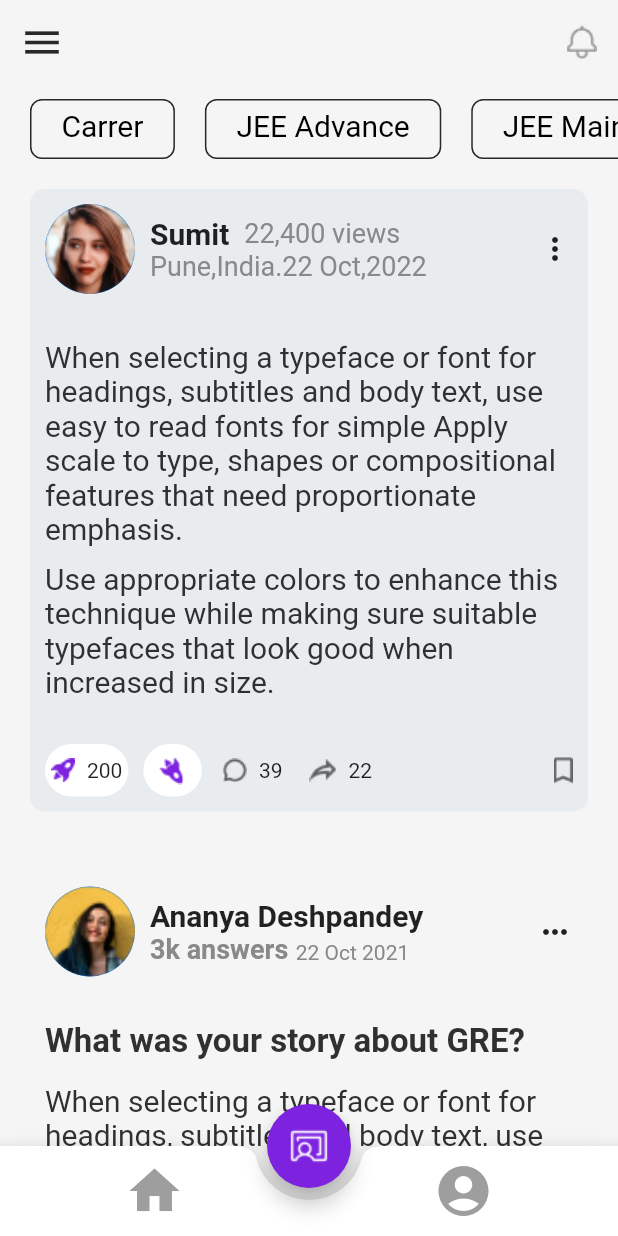
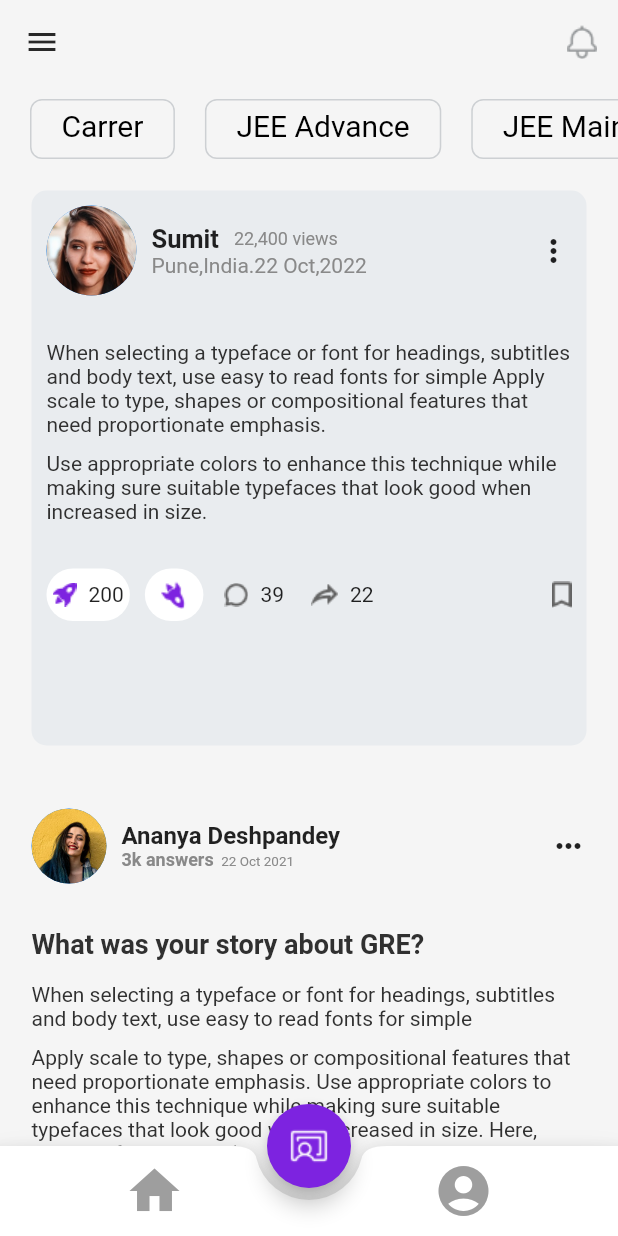
Before and after one commit to saurabhraturi2000/Assignment, a Flutter app: the screen it shows after launch, on a phone screen of 412 x 824 dp. Run offline on Flutter 3.47's test engine with Material 2 defaults, Android fonts, the phone set to English and light mode, and no system bars.

Commit message:
updated UI

```diff
--- a/lib/project.dart
+++ b/lib/project.dart
@@ -1,7 +1,6 @@
 import 'package:flutter/material.dart';
 import 'package:flutter_project/widgets/second_widget.dart';
 import 'package:flutter_project/widgets/selector.dart';
-import 'package:flutter_project/widgets/third_widget.dart';
 
 import 'widgets/first_widget.dart';
 
@@ -16,14 +15,18 @@ class HomePage extends StatelessWidget {
         leading: const Icon(
           Icons.menu,
           color: Color(0xff282828),
-          size: 30,
+          size: 24,
         ),
         actions: [
           IconButton(
-            icon: Image.asset('assets/Vector.png'),
+            icon: Image.asset(
+              'assets/Vector.png',
+              height: 24,
+              width: 24,
+            ),
             onPressed: () {},
             color: const Color(0xff929597),
-            iconSize: 30,
+            iconSize: 24,
           ),
         ],
         elevation: 0,
@@ -37,7 +40,7 @@ class HomePage extends StatelessWidget {
           Divider(
             thickness: 2,
           ),
-          ThirdWidget(),
+          SecondWidget(),
           Divider(
             thickness: 2,
           ),
--- a/lib/widgets/first_widget.dart
+++ b/lib/widgets/first_widget.dart
@@ -7,8 +7,28 @@ class FirstWidget extends StatelessWidget {
 
   @override
   Widget build(BuildContext context) {
+    return Container(
+      height: MediaQuery.of(context).size.height * 0.5,
+      child: PageView(
+        children: const [
+          NewWidget(),
+          NewWidget(),
+          NewWidget(),
+        ],
+      ),
+    );
+  }
+}
+
+class NewWidget extends StatelessWidget {
+  const NewWidget({
+    Key? key,
+  }) : super(key: key);
+
+  @override
+  Widget build(BuildContext context) {
     return Padding(
-      padding: const EdgeInsets.all(20),
+      padding: const EdgeInsets.all(21),
       child: Container(
         width: MediaQuery.of(context).size.width,
         decoration: BoxDecoration(
@@ -36,28 +56,26 @@ class FirstWidget extends StatelessWidget {
                               Text(
                                 'Sumit',
                                 style: TextStyle(
-                                    fontWeight: FontWeight.bold, fontSize: 20),
+                                    fontWeight: FontWeight.bold, fontSize: 17),
                               ),
                               SizedBox(width: 10),
                               Text(
                                 '22,400 views',
                                 style: TextStyle(
-                                    fontSize: 18, color: Color(0xff898989)),
+                                    fontSize: 12, color: Color(0xff898989)),
                               )
                             ],
                           ),
                           const Text(
                             'Pune,India.22 Oct,2022',
                             style: TextStyle(
-                                fontSize: 18, color: Color(0xff898989)),
+                                fontSize: 14, color: Color(0xff898989)),
                           )
                         ],
                       )
                     ],
                   ),
-                  Column(
-                    children: const [Icon(Icons.more_vert)],
-                  )
+                  const Icon(Icons.more_vert)
                 ],
               ),
               const SizedBox(height: 30),
@@ -66,7 +84,7 @@ class FirstWidget extends StatelessWidget {
                   Text(
                     "When selecting a typeface or font for headings, subtitles and body text, use easy to read fonts for simple Apply scale to type, shapes or compositional features that need proportionate emphasis.",
                     style: TextStyle(
-                      fontSize: 20,
+                      fontSize: 14,
                       color: Color(0xff303030),
                     ),
                   ),
@@ -74,7 +92,7 @@ class FirstWidget extends StatelessWidget {
                   Text(
                     'Use appropriate colors to enhance this technique while making sure suitable typefaces that look good when increased in size.',
                     style: TextStyle(
-                      fontSize: 20,
+                      fontSize: 14,
                       color: Color(0xff303030),
                     ),
                   ),
@@ -153,9 +171,7 @@ class FirstWidget extends StatelessWidget {
                       ),
                     ],
                   ),
-                  Row(
-                    children: [Image.asset('assets/save.png')],
-                  )
+                  Image.asset('assets/save.png')
                 ],
               ),
             ],
--- a/lib/widgets/second_widget.dart
+++ b/lib/widgets/second_widget.dart
@@ -6,12 +6,7 @@ class SecondWidget extends StatelessWidget {
   @override
   Widget build(BuildContext context) {
     return Padding(
-      padding: const EdgeInsets.all(20),
-      child: Container(
-        width: MediaQuery.of(context).size.width,
-        decoration: BoxDecoration(borderRadius: BorderRadius.circular(10)),
-        child: Padding(
-          padding: const EdgeInsets.all(10),
+      padding: const EdgeInsets.all(21),
       child: Column(
         children: [
           Row(
@@ -20,7 +15,7 @@ class SecondWidget extends StatelessWidget {
               Row(
                 children: [
                   const CircleAvatar(
-                        radius: 30,
+                    radius: 25,
                     backgroundImage: AssetImage('assets/user2.png'),
                   ),
                   const SizedBox(width: 10),
@@ -30,7 +25,7 @@ class SecondWidget extends StatelessWidget {
                       const Text(
                         'Ananya Deshpandey',
                         style: TextStyle(
-                                fontWeight: FontWeight.bold, fontSize: 20),
+                            fontWeight: FontWeight.bold, fontSize: 16),
                       ),
                       Row(
                         crossAxisAlignment: CrossAxisAlignment.end,
@@ -38,7 +33,7 @@ class SecondWidget extends StatelessWidget {
                           Text(
                             '3k answers',
                             style: TextStyle(
-                                    fontSize: 18,
+                                fontSize: 12,
                                 fontWeight: FontWeight.bold,
                                 color: Color(0xff898989)),
                           ),
@@ -46,7 +41,7 @@ class SecondWidget extends StatelessWidget {
                           Text(
                             '22 Oct 2021',
                             style: TextStyle(
-                                    fontSize: 14, color: Color(0xff898989)),
+                                fontSize: 9, color: Color(0xff898989)),
                           ),
                         ],
                       )
@@ -66,7 +61,7 @@ class SecondWidget extends StatelessWidget {
               Text(
                 "What was your story about GRE?",
                 style: TextStyle(
-                      fontSize: 22,
+                  fontSize: 18,
                   fontWeight: FontWeight.bold,
                   color: Color(0xff303030),
                 ),
@@ -75,7 +70,7 @@ class SecondWidget extends StatelessWidget {
               Text(
                 "When selecting a typeface or font for headings, subtitles and body text, use easy to read fonts for simple",
                 style: TextStyle(
-                      fontSize: 20,
+                  fontSize: 14,
                   color: Color(0xff303030),
                 ),
               ),
@@ -83,7 +78,7 @@ class SecondWidget extends StatelessWidget {
               Text(
                 "Apply scale to type, shapes or compositional features that need proportionate emphasis. Use appropriate colors to enhance this technique while making sure suitable typefaces that look good when increased in size. Here, Raleway for the word ‘Scale’ is strong and bold with clear forms.",
                 style: TextStyle(
-                      fontSize: 20,
+                  fontSize: 14,
                   color: Color(0xff303030),
                 ),
               ),
@@ -91,7 +86,7 @@ class SecondWidget extends StatelessWidget {
               Text(
                 "When selecting a typeface or font for headings, subtitles and body text, use easy to read fonts for simple ",
                 style: TextStyle(
-                      fontSize: 20,
+                  fontSize: 14,
                   color: Color(0xff303030),
                 ),
               ),
@@ -139,8 +134,8 @@ class SecondWidget extends StatelessWidget {
                   const SizedBox(width: 10),
                   Container(
                     height: 30,
-                        decoration: BoxDecoration(
-                            borderRadius: BorderRadius.circular(10)),
+                    decoration:
+                        BoxDecoration(borderRadius: BorderRadius.circular(10)),
                     child: Padding(
                       padding: const EdgeInsets.all(4),
                       child: Row(
@@ -155,8 +150,8 @@ class SecondWidget extends StatelessWidget {
                   const SizedBox(width: 10),
                   Container(
                     height: 30,
-                        decoration: BoxDecoration(
-                            borderRadius: BorderRadius.circular(10)),
+                    decoration:
+                        BoxDecoration(borderRadius: BorderRadius.circular(10)),
                     child: Padding(
                       padding: const EdgeInsets.all(4),
                       child: Row(
@@ -177,8 +172,6 @@ class SecondWidget extends StatelessWidget {
           ),
         ],
       ),
-        ),
-      ),
     );
   }
 }
--- a/lib/widgets/selector.dart
+++ b/lib/widgets/selector.dart
@@ -22,8 +22,9 @@ class _SelectorState extends State<Selector> {
               return Padding(
                 padding: const EdgeInsets.symmetric(horizontal: 10),
                 child: Container(
+                  height: 35,
                   decoration: BoxDecoration(
-                    border: Border.all(color: const Color(0xff282828)),
+                    border: Border.all(color: const Color(0xffCDD0D3)),
                     borderRadius: BorderRadius.circular(8),
                   ),
                   child: Padding(
@@ -31,7 +32,8 @@ class _SelectorState extends State<Selector> {
                         const EdgeInsets.symmetric(horizontal: 20, vertical: 5),
                     child: Text(
                       selector[index],
-                      style: const TextStyle(color: Colors.black, fontSize: 20),
+                      style: const TextStyle(
+                          color: Color(0xff000000), fontSize: 20),
                     ),
                   ),
                 ),
--- a/pubspec.yaml
+++ b/pubspec.yaml
@@ -35,6 +35,7 @@ dependencies:
   # The following adds the Cupertino Icons font to your application.
   # Use with the CupertinoIcons class for iOS style icons.
   cupertino_icons: ^1.0.2
+  flutter_svg: ^1.1.6
 
 dev_dependencies:
   flutter_test:
```
Also changed, not shown: lib/widgets/third_widget.dart (deleted, +0 -184 lines), assets/Vector.svg (added), assets/user2.png, assets/user_avatar.png, pubspec.lock. Lines whose indentation alone changed are shown as unchanged.
